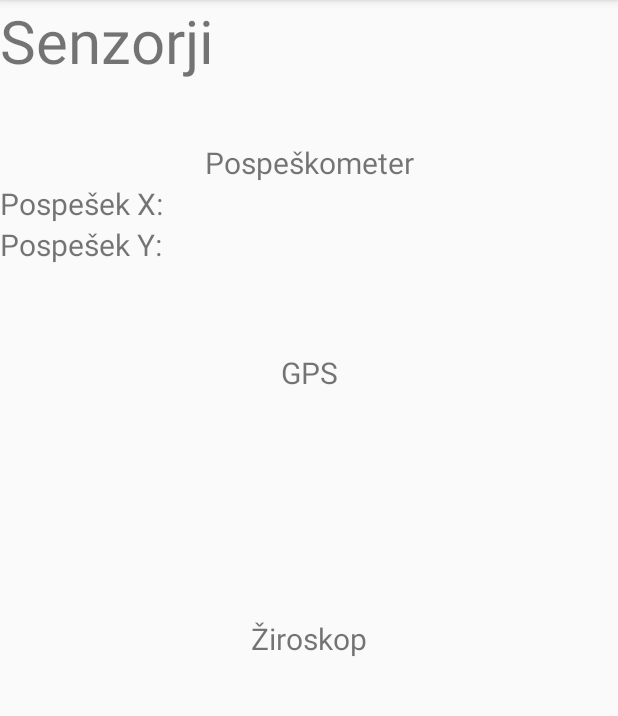
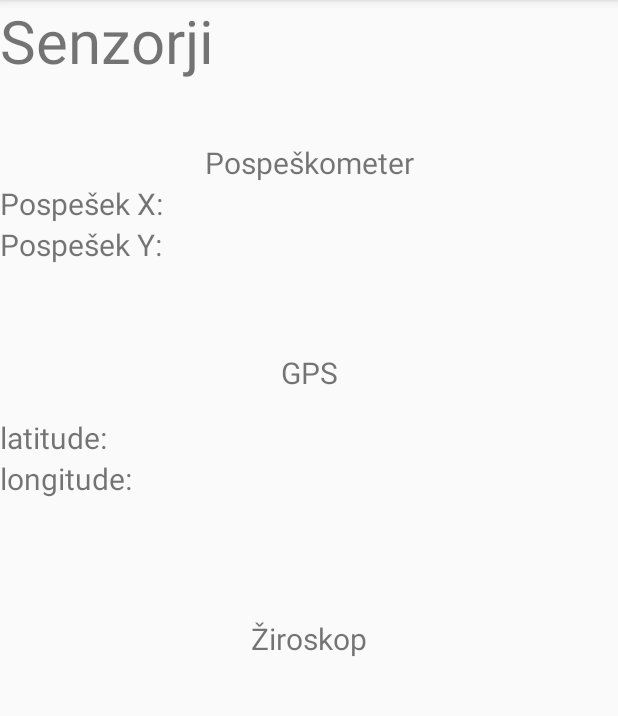
Before and after one commit to domen-osojnik/final_project, an Android app: the screen it shows after launch (MainActivity), on a phone screen of 412 x 824 dp, the part 84-800 px from its top. Run offline under Robolectric (Android 15) with nearby library versions, the phone set to English and light mode, and no system bars.

Commit message:
Branje trenutne lokacije GPS

```diff
--- a/app/app/build.gradle
+++ b/app/app/build.gradle
@@ -31,4 +31,6 @@ dependencies {
     testImplementation 'junit:junit:4.12'
     androidTestImplementation 'androidx.test.ext:junit:1.1.1'
     androidTestImplementation 'androidx.test.espresso:espresso-core:3.2.0'
+
+    implementation 'com.google.android.gms:play-services-location:17.0.0'
 }
--- a/app/app/src/main/AndroidManifest.xml
+++ b/app/app/src/main/AndroidManifest.xml
@@ -3,6 +3,7 @@
     package="com.example.trafficinfra">
 
     <uses-permission android:name="android.permission.VIBRATE" />
+    <uses-permission android:name="android.permission.ACCESS_FINE_LOCATION" />
     <application
         android:allowBackup="true"
         android:icon="@mipmap/ic_launcher"
--- a/app/app/src/main/java/com/example/trafficinfra/MainActivity.java
+++ b/app/app/src/main/java/com/example/trafficinfra/MainActivity.java
@@ -1,14 +1,29 @@
 package com.example.trafficinfra;
 
+import androidx.annotation.NonNull;
 import androidx.appcompat.app.AppCompatActivity;
+import androidx.core.app.ActivityCompat;
 
+import android.Manifest;
 import android.content.Context;
+import android.content.pm.PackageManager;
 import android.hardware.Sensor;
 import android.hardware.SensorEvent;
 import android.hardware.SensorEventListener;
 import android.hardware.SensorManager;
+import android.location.Address;
+import android.location.Location;
 import android.os.Bundle;
 import android.os.Vibrator;
+import android.widget.TextView;
+import android.widget.Toast;
+
+import com.google.android.gms.location.FusedLocationProviderClient;
+import com.google.android.gms.location.LocationServices;
+import com.google.android.gms.tasks.OnSuccessListener;
+
+import java.text.CollationElementIterator;
+import java.util.Locale;
 
 public class MainActivity extends AppCompatActivity implements SensorEventListener {
 
@@ -30,6 +45,11 @@ public class MainActivity extends AppCompatActivity implements SensorEventListen
 
     public Vibrator v;
 
+    private FusedLocationProviderClient fusedLocationClient;
+    TextView latitude;
+    TextView longitude;
+    private int locationRequestCode = 1000;
+
     @Override
     public void onCreate(Bundle savedInstanceState) {
         super.onCreate(savedInstanceState);
@@ -49,6 +69,32 @@ public class MainActivity extends AppCompatActivity implements SensorEventListen
         //initialize vibration
         v = (Vibrator) this.getSystemService(Context.VIBRATOR_SERVICE);
 
+
+
+        fusedLocationClient = LocationServices.getFusedLocationProviderClient(this);
+        longitude = (TextView) this.findViewById(R.id.longitude);
+        latitude = (TextView) this.findViewById(R.id.latitude);
+
+        // check permission
+        if (ActivityCompat.checkSelfPermission(this, Manifest.permission.ACCESS_FINE_LOCATION) != PackageManager.PERMISSION_GRANTED ){
+            // reuqest for permission
+            ActivityCompat.requestPermissions(this, new String[]{Manifest.permission.ACCESS_FINE_LOCATION, Manifest.permission.ACCESS_COARSE_LOCATION},
+                    locationRequestCode);
+
+
+        } else {
+            fusedLocationClient.getLastLocation()
+                    .addOnSuccessListener(this, new OnSuccessListener<Location>() {
+                        @Override
+                        public void onSuccess(Location location) {
+                            latitude.setText("latitude: "+ String.valueOf(location.getLatitude()));
+                            longitude.setText("longitude: "+ String.valueOf(location.getLongitude()));
+                            if (location != null) {
+                                // Logic to handle location object
+                            }
+                        }
+                    });
+        }
     }
 
 
--- a/app/app/src/main/res/layout/activity_main.xml
+++ b/app/app/src/main/res/layout/activity_main.xml
@@ -5,6 +5,25 @@
     android:layout_width="match_parent"
     android:layout_height="match_parent"
     tools:context=".MainActivity">
+
+    <TextView
+        android:id="@+id/latitude"
+        android:layout_width="wrap_content"
+        android:layout_height="wrap_content"
+        android:layout_marginTop="16dp"
+        android:text="latitude:"
+        android:textSize="20dp"
+        app:layout_constraintStart_toStartOf="parent"
+        app:layout_constraintTop_toBottomOf="@+id/gpsTitle" />
+
+    <TextView
+        android:id="@+id/longitude"
+        android:layout_width="wrap_content"
+        android:layout_height="wrap_content"
+        android:text="longitude:"
+        android:textSize="20dp"
+        app:layout_constraintLeft_toLeftOf="parent"
+        app:layout_constraintTop_toBottomOf="@+id/latitude" />
 
     <TextView
         android:id="@+id/title"
```
